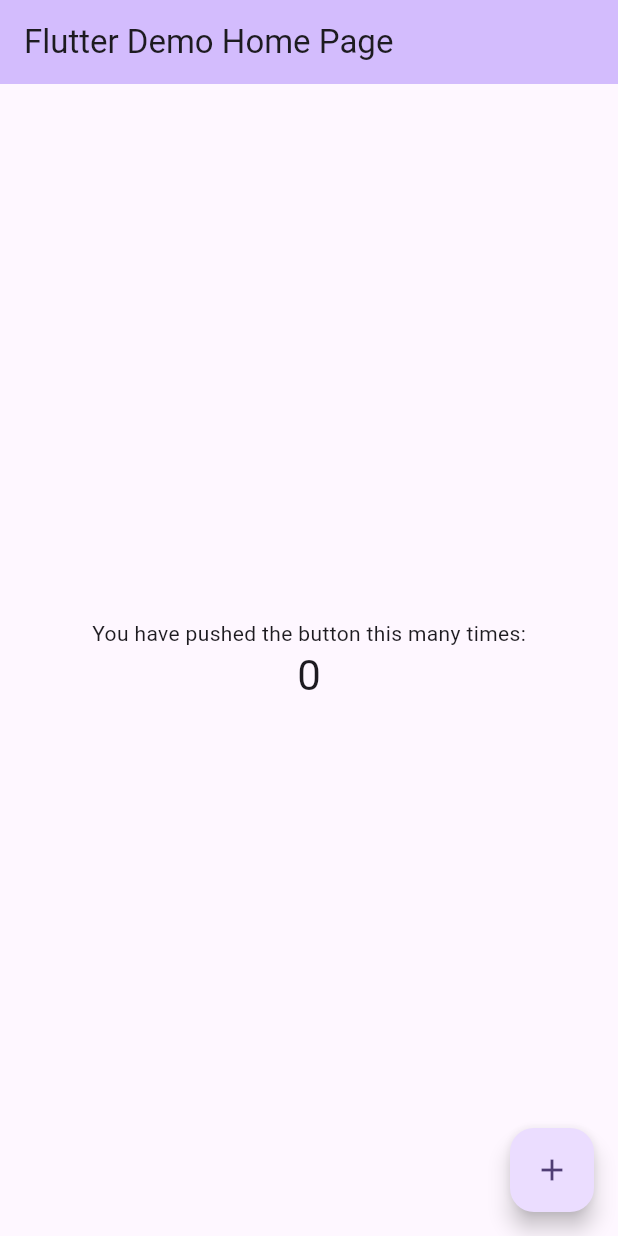
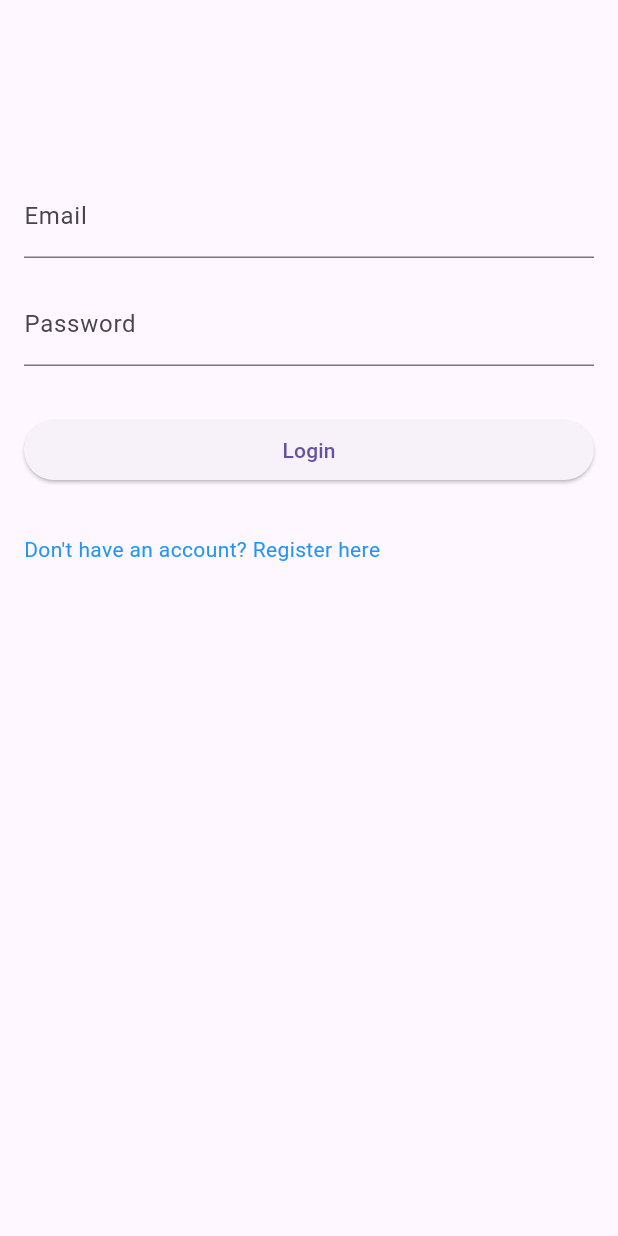
Before and after one commit to Edward1326/Health_Share, a Flutter app: the screen it shows after launch, on a phone screen of 412 x 824 dp. Run offline on Flutter 3.47's test engine with Material 3 defaults, Android fonts, the phone set to English and light mode, and no system bars; our stand-ins replace supabase_flutter; accounts and stored records are empty.

Commit message:
Added login page and blank homepage (no design both)

```diff
--- a/lib/main.dart
+++ b/lib/main.dart
@@ -1,6 +1,14 @@
 import 'package:flutter/material.dart';
+import 'package:health_share/services/auth_gate.dart';
+import 'package:supabase_flutter/supabase_flutter.dart';
 
-void main() {
+void main() async {
+  await Supabase.initialize(
+    url: 'https://iqrlfiwtgdnmsxhyoiaw.supabase.co',
+    anonKey:
+        'eyJhbGciOiJIUzI1NiIsInR5cCI6IkpXVCJ9.eyJpc3MiOiJzdXBhYmFzZSIsInJlZiI6ImlxcmxmaXd0Z2RubXN4aHlvaWF3Iiwicm9sZSI6ImFub24iLCJpYXQiOjE3NDg3Mzc3MDEsImV4cCI6MjA2NDMxMzcwMX0._N_v5dh3RXbBIdpngAZGd7cqLIRR-WagQbJ65laZvX8',
+  );
+
   runApp(const MyApp());
 }
 
@@ -10,113 +18,6 @@ class MyApp extends StatelessWidget {
   // This widget is the root of your application.
   @override
   Widget build(BuildContext context) {
-    return MaterialApp(
-      title: 'Flutter Demo',
-      theme: ThemeData(
-        // This is the theme of your application.
-        //
-        // TRY THIS: Try running your application with "flutter run". You'll see
-        // the application has a purple toolbar. Then, without quitting the app,
-        // try changing the seedColor in the colorScheme below to Colors.green
-        // and then invoke "hot reload" (save your changes or press the "hot
-        // reload" button in a Flutter-supported IDE, or press "r" if you used
-        // the command line to start the app).
-        //
-        // Notice that the counter didn't reset back to zero; the application
-        // state is not lost during the reload. To reset the state, use hot
-        // restart instead.
-        //
-        // This works for code too, not just values: Most code changes can be
-        // tested with just a hot reload.
-        colorScheme: ColorScheme.fromSeed(seedColor: Colors.deepPurple),
-      ),
-      home: const MyHomePage(title: 'Flutter Demo Home Page'),
-    );
+    return const MaterialApp(home: AuthGate());
   }
 }
-
-class MyHomePage extends StatefulWidget {
-  const MyHomePage({super.key, required this.title});
-
-  // This widget is the home page of your application. It is stateful, meaning
-  // that it has a State object (defined below) that contains fields that affect
-  // how it looks.
-
-  // This class is the configuration for the state. It holds the values (in this
-  // case the title) provided by the parent (in this case the App widget) and
-  // used by the build method of the State. Fields in a Widget subclass are
-  // always marked "final".
-
-  final String title;
-
-  @override
-  State<MyHomePage> createState() => _MyHomePageState();
-}
-
-class _MyHomePageState extends State<MyHomePage> {
-  int _counter = 0;
-
-  void _incrementCounter() {
-    setState(() {
-      // This call to setState tells the Flutter framework that something has
-      // changed in this State, which causes it to rerun the build method below
-      // so that the display can reflect the updated values. If we changed
-      // _counter without calling setState(), then the build method would not be
-      // called again, and so nothing would appear to happen.
-      _counter++;
-    });
-  }
-
-  @override
-  Widget build(BuildContext context) {
-    // This method is rerun every time setState is called, for instance as done
-    // by the _incrementCounter method above.
-    //
-    // The Flutter framework has been optimized to make rerunning build methods
-    // fast, so that you can just rebuild anything that needs updating rather
-    // than having to individually change instances of widgets.
-    return Scaffold(
-      appBar: AppBar(
-        // TRY THIS: Try changing the color here to a specific color (to
-        // Colors.amber, perhaps?) and trigger a hot reload to see the AppBar
-        // change color while the other colors stay the same.
-        backgroundColor: Theme.of(context).colorScheme.inversePrimary,
-        // Here we take the value from the MyHomePage object that was created by
-        // the App.build method, and use it to set our appbar title.
-        title: Text(widget.title),
-      ),
-      body: Center(
-        // Center is a layout widget. It takes a single child and positions it
-        // in the middle of the parent.
-        child: Column(
-          // Column is also a layout widget. It takes a list of children and
-          // arranges them vertically. By default, it sizes itself to fit its
-          // children horizontally, and tries to be as tall as its parent.
-          //
-          // Column has various properties to control how it sizes itself and
-          // how it positions its children. Here we use mainAxisAlignment to
-          // center the children vertically; the main axis here is the vertical
-          // axis because Columns are vertical (the cross axis would be
-          // horizontal).
-          //
-          // TRY THIS: Invoke "debug painting" (choose the "Toggle Debug Paint"
-          // action in the IDE, or press "p" in the console), to see the
-          // wireframe for each widget.
-          mainAxisAlignment: MainAxisAlignment.center,
-          children: <Widget>[
-            const Text('You have pushed the button this many times:'),
-            Text(
-              '$_counter',
-              style: Theme.of(context).textTheme.headlineMedium,
-            ),
-          ],
-        ),
-      ),
-      floatingActionButton: FloatingActionButton(
-        onPressed: _incrementCounter,
-        tooltip: 'Increment',
-        child: const Icon(Icons.add),
-      ), // This trailing comma makes auto-formatting nicer for build methods.
-    );
-  }
-}
--- a/lib/screens/login/login.dart
+++ b/lib/screens/login/login.dart
@@ -0,0 +1,71 @@
+import 'package:flutter/material.dart';
+import 'package:health_share/screens/login/register.dart';
+import 'package:health_share/services/auth_service.dart';
+
+class LoginScreen extends StatefulWidget {
+  const LoginScreen({super.key});
+
+  @override
+  State<LoginScreen> createState() => _MyWidgetState();
+}
+
+class _MyWidgetState extends State<LoginScreen> {
+  final authService = AuthService();
+
+  final _emailController = TextEditingController();
+  final _passwordController = TextEditingController();
+
+  void login() async {
+    final email = _emailController.text;
+    final password = _passwordController.text;
+
+    try {
+      await authService.signInWithEmailPassword(email, password);
+    } catch (e) {
+      if (mounted) {
+        ScaffoldMessenger.of(
+          context,
+        ).showSnackBar(SnackBar(content: Text('Error: $e')));
+      }
+    }
+  }
+
+  @override
+  Widget build(BuildContext context) {
+    return Scaffold(
+      body: ListView(
+        padding: const EdgeInsets.all(16.0),
+        children: [
+          const SizedBox(height: 100),
+          TextField(
+            controller: _emailController,
+            decoration: const InputDecoration(labelText: 'Email'),
+          ),
+          const SizedBox(height: 16.0),
+          TextField(
+            controller: _passwordController,
+            obscureText: true,
+            decoration: const InputDecoration(labelText: 'Password'),
+          ),
+          const SizedBox(height: 32.0),
+          ElevatedButton(onPressed: login, child: const Text('Login')),
+
+          const SizedBox(height: 32.0),
+
+          GestureDetector(
+            onTap: () {
+              Navigator.push(
+                context,
+                MaterialPageRoute(builder: (context) => const RegisterScreen()),
+              );
+            },
+            child: const Text(
+              'Don\'t have an account? Register here',
+              style: TextStyle(color: Colors.blue),
+            ),
+          ),
+        ],
+      ),
+    );
+  }
+}
--- /dev/null
+++ b/lib/services/auth_gate.dart
@@ -0,0 +1,28 @@
+import 'package:flutter/material.dart';
+import 'package:health_share/screens/home/home.dart';
+import 'package:health_share/screens/login/login.dart';
+import 'package:supabase_flutter/supabase_flutter.dart';
+
+class AuthGate extends StatelessWidget {
+  const AuthGate({super.key});
+
+  @override
+  Widget build(BuildContext context) {
+    return StreamBuilder(
+      stream: Supabase.instance.client.auth.onAuthStateChange,
+
+      builder: (context, snapshot) {
+        if (snapshot.connectionState == ConnectionState.waiting) {
+          return const Center(child: CircularProgressIndicator());
+        }
+        final session = snapshot.hasData ? snapshot.data!.session : null;
+
+        if (session != null) {
+          return const HomeScreen();
+        } else {
+          return const LoginScreen();
+        }
+      },
+    );
+  }
+}
--- /dev/null
+++ b/lib/services/auth_service.dart
@@ -0,0 +1,36 @@
+import 'package:supabase_flutter/supabase_flutter.dart';
+
+class AuthService {
+  final SupabaseClient _supabase = Supabase.instance.client;
+
+  // Sing in with email and password
+  Future<AuthResponse> signInWithEmailPassword(
+    String email,
+    String password,
+  ) async {
+    return await _supabase.auth.signInWithPassword(
+      email: email,
+      password: password,
+    );
+  }
+
+  // Sign up with email and password
+  Future<AuthResponse> signUpWithEmailPassword(
+    String email,
+    String password,
+  ) async {
+    return await _supabase.auth.signUp(email: email, password: password);
+  }
+
+  // Sign out
+  Future<void> signOut() async {
+    await _supabase.auth.signOut();
+  }
+
+  // Get current user
+  String? getCurrentUserEmail() {
+    final session = _supabase.auth.currentSession;
+    final user = session?.user;
+    return user?.email;
+  }
+}
--- a/pubspec.yaml
+++ b/pubspec.yaml
@@ -34,6 +34,7 @@ dependencies:
   # The following adds the Cupertino Icons font to your application.
   # Use with the CupertinoIcons class for iOS style icons.
   cupertino_icons: ^1.0.8
+  supabase_flutter: ^2.9.1
 
 dev_dependencies:
   flutter_test:
```
Also changed, not shown: lib/screens/home/home.dart (+15 -0 lines), lib/screens/login/register.dart (added, +69 -0 lines), lib/services/auth.dart (deleted), pubspec.lock, 5 other files.
